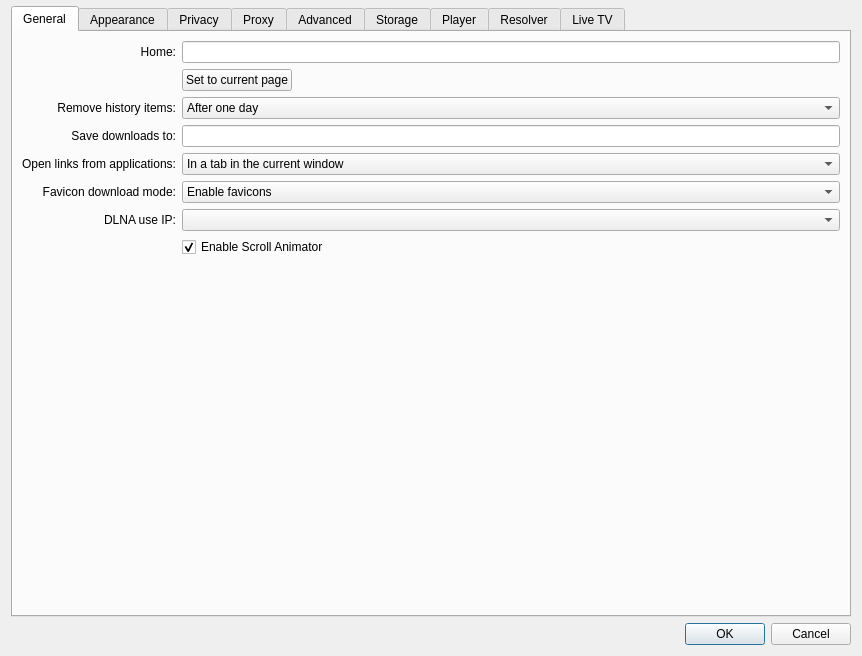
First picture: the form in src/client/ui/settings.ui, repository missdeer/imchenwen, before the edit.
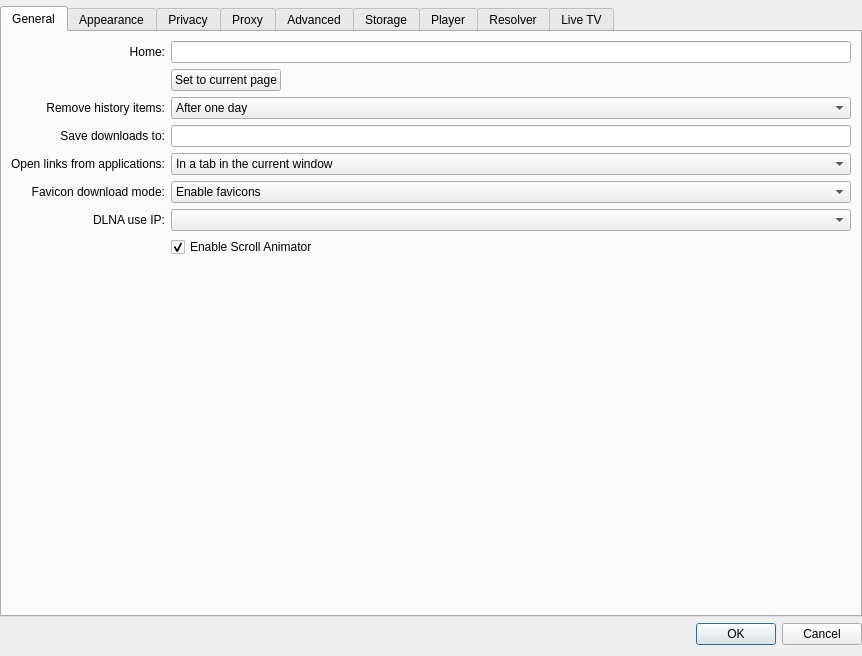
Second picture: the form after the edit.

Commit message: (*)reflect settings page

What changed in the file:
```diff
--- a/src/client/ui/settings.ui
+++ b/src/client/ui/settings.ui
@@ -14,9 +14,15 @@
    <string>Settings</string>
   </property>
   <layout class="QVBoxLayout" name="mainLayout">
+   <property name="leftMargin">
+    <number>0</number>
+   </property>
    <property name="topMargin">
     <number>0</number>
    </property>
+   <property name="rightMargin">
+    <number>0</number>
+   </property>
    <item>
     <widget class="QWidget" name="widgetPlaceholder" native="true"/>
    </item>
```
The commit also changes 3 other files.
